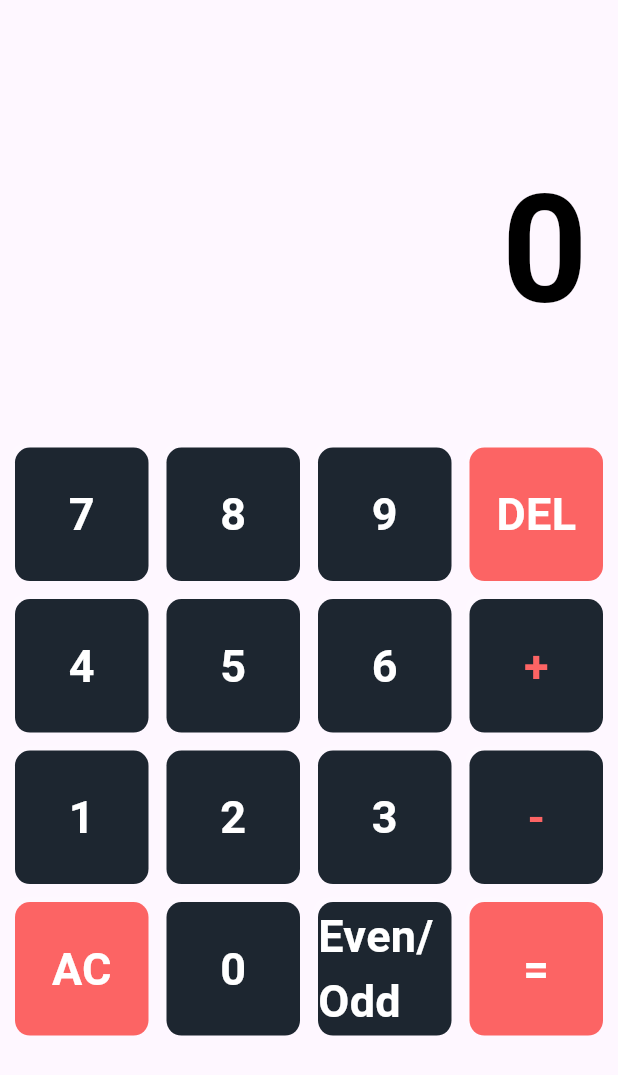
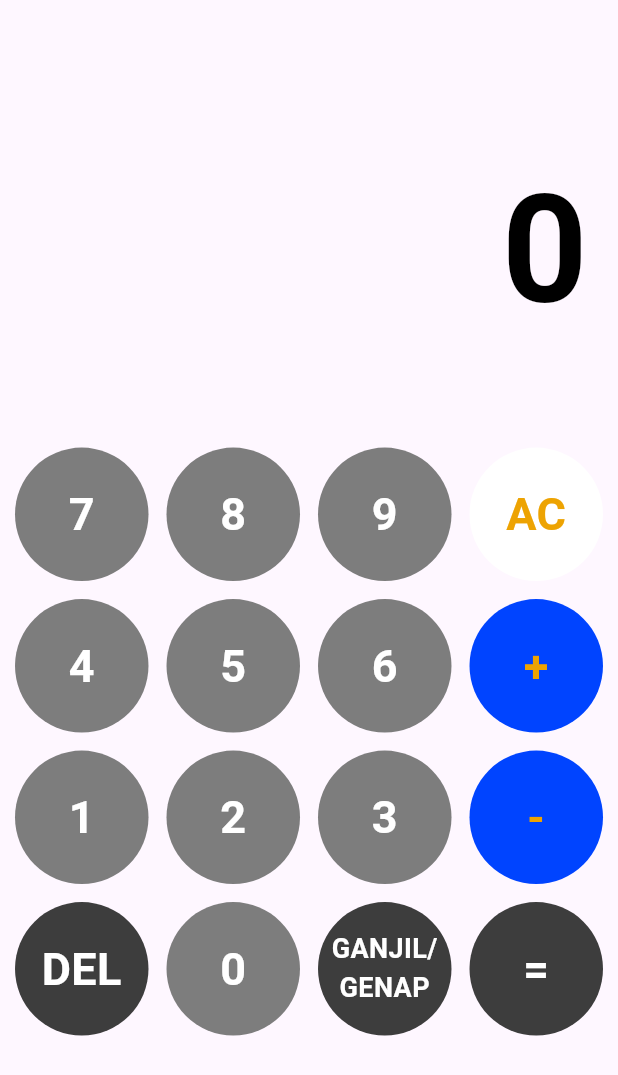
Before and after one commit to fzdeltaa/Dart-Tugas2-TeknologiMobile, a Flutter app: the Calculator screen opened directly, on a phone screen of 412 x 824 dp. Shown: the top 1075 px of the screen. Run offline on Flutter 3.47's test engine with Material 3 defaults, Android fonts, the phone set to English and light mode, and no system bars; our stand-ins replace animate_do, math_expressions, shared_preferences; accounts and stored records are empty.

Commit message:
update ini bang front end

```diff
--- a/lib/HomePage.dart
+++ b/lib/HomePage.dart
@@ -157,7 +157,7 @@ class _CalculatorState extends State<Calculator> {
     '7',
     '8',
     '9',
-    'DEL',
+    'AC',
     '4',
     '5',
     '6',
@@ -166,9 +166,9 @@ class _CalculatorState extends State<Calculator> {
     '2',
     '3',
     '-',
-    'AC',
+    'DEL',
     '0',
-    'Even/Odd',
+    'GANJIL/GENAP',
     '=',
   ];
 
@@ -234,30 +234,24 @@ class _CalculatorState extends State<Calculator> {
 
   Widget customButton(String text) {
     return InkWell(
-      splashColor: const Color(0xFF1d2630),
       onTap: () {
         setState(() {
           handleButtons(text);
         });
       },
+      splashColor: Colors.transparent,
       child: Ink(
         decoration: BoxDecoration(
-            color: getBgColor(text),
-            borderRadius: BorderRadius.circular(10),
-            boxShadow: [
-              BoxShadow(
-                color: Colors.white.withOpacity(0.1),
-                blurRadius: 4,
-                spreadRadius: 0.5,
-                offset: const Offset(-3, -3),
-              )
-            ]),
+          color: getBgColor(text),
+          shape: BoxShape.circle,
+        ),
         child: Center(
           child: Text(
             text,
+            textAlign: TextAlign.center,
             style: TextStyle(
               color: getColor(text),
-              fontSize: 30,
+              fontSize: getSizefont(text),
               fontWeight: FontWeight.bold,
             ),
           ),
@@ -268,16 +262,32 @@ class _CalculatorState extends State<Calculator> {
 
   getColor(String text) {
     if (text == "*" || text == "+" || text == "-") {
-      return const Color.fromARGB(255, 252, 100, 100);
+      return const Color.fromARGB(255, 237, 163, 2);
+    }
+    if (text == "AC") {
+      return const Color.fromARGB(255, 237, 163, 2);
     }
     return Colors.white;
   }
 
   getBgColor(String text) {
-    if (text == "AC" || text == "=" || text == "DEL") {
-      return const Color.fromARGB(255, 252, 100, 100);
+    if (text == "*" || text == "+" || text == "-") {
+      return const Color.fromARGB(255, 0, 68, 255);
     }
-    return const Color(0xFF1d2630);
+    if (text == "DEL" || text == "=" || text == "GANJIL/GENAP") {
+      return const Color.fromARGB(255, 61, 61, 61);
+    }
+    if (text == "AC") {
+      return const Color.fromARGB(255, 255, 255, 255);
+    }
+    return const Color.fromARGB(255, 125, 125, 125);
+  }
+
+  getSizefont(String text){
+    if(text == "GANJIL/GENAP"){
+      return 18.0;
+    }
+    return 30.0;
   }
 
   handleButtons(String text) {
@@ -311,7 +321,7 @@ class _CalculatorState extends State<Calculator> {
       return;
     }
 
-    if (text == "Even/Odd") {
+    if (text == "GANJIL/GENAP") {
       result = isEven();
       userInput = "";
       if(userInput.endsWith(".0")) {
@@ -324,7 +334,6 @@ class _CalculatorState extends State<Calculator> {
       }
       return;
     }
-
 
     if (userInput.isNotEmpty && operators.contains(text) && operators.contains(userInput[userInput.length - 1])) {
       userInput = userInput.substring(0, userInput.length - 1) + text;
```
